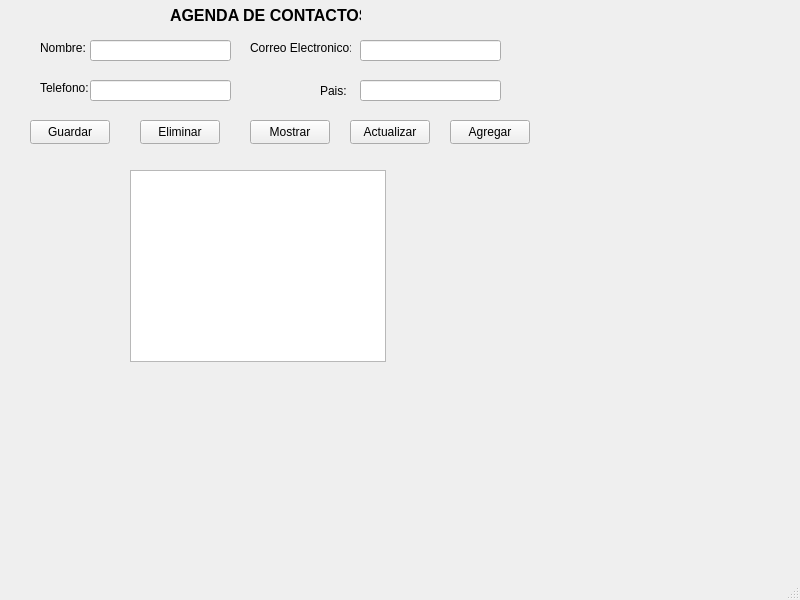
Above: Proyecto_CRUD/mainwindow.ui from Maigua-Jairo/Proyecto-Programacion-Bim2 before the change. Below: the same form after it.
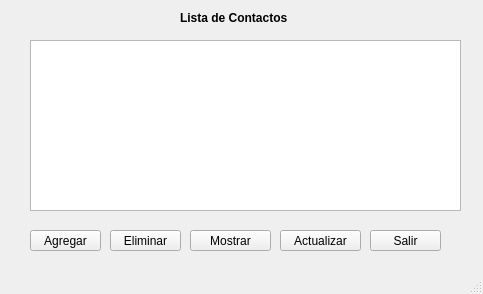
That is the form after the change.

The edit to the form file:
```diff
--- a/Proyecto_CRUD/mainwindow.ui
+++ b/Proyecto_CRUD/mainwindow.ui
@@ -6,129 +6,21 @@
    <rect>
     <x>0</x>
     <y>0</y>
-    <width>800</width>
-    <height>600</height>
+    <width>483</width>
+    <height>294</height>
    </rect>
   </property>
   <property name="windowTitle">
    <string>MainWindow</string>
   </property>
   <widget class="QWidget" name="centralwidget">
-   <widget class="QLabel" name="label">
-    <property name="geometry">
-     <rect>
-      <x>170</x>
-      <y>0</y>
-      <width>191</width>
-      <height>31</height>
-     </rect>
-    </property>
-    <property name="text">
-     <string>&lt;html&gt;&lt;head/&gt;&lt;body&gt;&lt;p&gt;&lt;span style=&quot; font-size:12pt; font-weight:700;&quot;&gt;AGENDA DE CONTACTOS&lt;/span&gt;&lt;/p&gt;&lt;/body&gt;&lt;/html&gt;</string>
-    </property>
-   </widget>
-   <widget class="QLabel" name="label_2">
-    <property name="geometry">
-     <rect>
-      <x>40</x>
-      <y>40</y>
-      <width>49</width>
-      <height>16</height>
-     </rect>
-    </property>
-    <property name="text">
-     <string>Nombre:</string>
-    </property>
-   </widget>
-   <widget class="QLabel" name="label_3">
-    <property name="geometry">
-     <rect>
-      <x>40</x>
-      <y>80</y>
-      <width>49</width>
-      <height>16</height>
-     </rect>
-    </property>
-    <property name="text">
-     <string>Telefono:</string>
-    </property>
-   </widget>
-   <widget class="QLabel" name="label_4">
-    <property name="geometry">
-     <rect>
-      <x>250</x>
-      <y>40</y>
-      <width>101</width>
-      <height>16</height>
-     </rect>
-    </property>
-    <property name="text">
-     <string>Correo Electronico: </string>
-    </property>
-   </widget>
-   <widget class="QLabel" name="label_5">
-    <property name="geometry">
-     <rect>
-      <x>320</x>
-      <y>80</y>
-      <width>31</width>
-      <height>21</height>
-     </rect>
-    </property>
-    <property name="text">
-     <string>Pais:</string>
-    </property>
-   </widget>
-   <widget class="QLineEdit" name="Phone">
-    <property name="geometry">
-     <rect>
-      <x>90</x>
-      <y>80</y>
-      <width>141</width>
-      <height>21</height>
-     </rect>
-    </property>
-   </widget>
-   <widget class="QLineEdit" name="country">
-    <property name="geometry">
-     <rect>
-      <x>360</x>
-      <y>80</y>
-      <width>141</width>
-      <height>21</height>
-     </rect>
-    </property>
-   </widget>
-   <widget class="QLineEdit" name="email">
-    <property name="geometry">
-     <rect>
-      <x>360</x>
-      <y>40</y>
-      <width>141</width>
-      <height>21</height>
-     </rect>
-    </property>
-   </widget>
-   <widget class="QPushButton" name="BtnGuardar">
-    <property name="geometry">
-     <rect>
-      <x>30</x>
-      <y>120</y>
-      <width>80</width>
-      <height>24</height>
-     </rect>
-    </property>
-    <property name="text">
-     <string>Guardar</string>
-    </property>
-   </widget>
    <widget class="QPushButton" name="BtnEliminar">
     <property name="geometry">
      <rect>
-      <x>140</x>
-      <y>120</y>
-      <width>80</width>
-      <height>24</height>
+      <x>110</x>
+      <y>230</y>
+      <width>71</width>
+      <height>21</height>
      </rect>
     </property>
     <property name="text">
@@ -138,10 +30,10 @@
    <widget class="QPushButton" name="pushButton_4">
     <property name="geometry">
      <rect>
-      <x>350</x>
-      <y>120</y>
-      <width>80</width>
-      <height>24</height>
+      <x>280</x>
+      <y>230</y>
+      <width>81</width>
+      <height>21</height>
      </rect>
     </property>
     <property name="text">
@@ -151,49 +43,65 @@
    <widget class="QPushButton" name="BtnMostrar">
     <property name="geometry">
      <rect>
-      <x>250</x>
-      <y>120</y>
-      <width>80</width>
-      <height>24</height>
+      <x>190</x>
+      <y>230</y>
+      <width>81</width>
+      <height>21</height>
      </rect>
     </property>
     <property name="text">
      <string>Mostrar</string>
     </property>
    </widget>
-   <widget class="QLineEdit" name="Name">
-    <property name="geometry">
-     <rect>
-      <x>90</x>
-      <y>40</y>
-      <width>141</width>
-      <height>21</height>
-     </rect>
-    </property>
-   </widget>
    <widget class="QTableWidget" name="lista_contactos">
     <property name="geometry">
      <rect>
-      <x>130</x>
-      <y>170</y>
-      <width>256</width>
-      <height>192</height>
+      <x>30</x>
+      <y>40</y>
+      <width>431</width>
+      <height>171</height>
      </rect>
     </property>
    </widget>
    <widget class="QPushButton" name="BtnAgregar">
     <property name="geometry">
      <rect>
-      <x>450</x>
-      <y>120</y>
-      <width>80</width>
-      <height>24</height>
+      <x>30</x>
+      <y>230</y>
+      <width>71</width>
+      <height>21</height>
      </rect>
     </property>
     <property name="text">
      <string>Agregar</string>
     </property>
    </widget>
+   <widget class="QPushButton" name="BtnSalir">
+    <property name="geometry">
+     <rect>
+      <x>370</x>
+      <y>230</y>
+      <width>71</width>
+      <height>21</height>
+     </rect>
+    </property>
+    <property name="text">
+     <string>Salir</string>
+    </property>
+   </widget>
+   <widget class="QLabel" name="label">
+    <property name="geometry">
+     <rect>
+      <x>180</x>
+      <y>10</y>
+      <width>111</width>
+      <height>16</height>
+     </rect>
+    </property>
+    <property name="text">
+     <string>&lt;html&gt;&lt;head/&gt;&lt;body&gt;&lt;p&gt;&lt;span style=&quot; font-weight:700;&quot;&gt;Lista de Contactos&lt;/span&gt;&lt;/p&gt;&lt;/body&gt;&lt;/html&gt;</string>
+    </property>
+   </widget>
   </widget>
   <widget class="QMenuBar" name="menubar">
    <property name="geometry">
```
Left out of the diff: 4 changed lines with no effect on the pictures.
